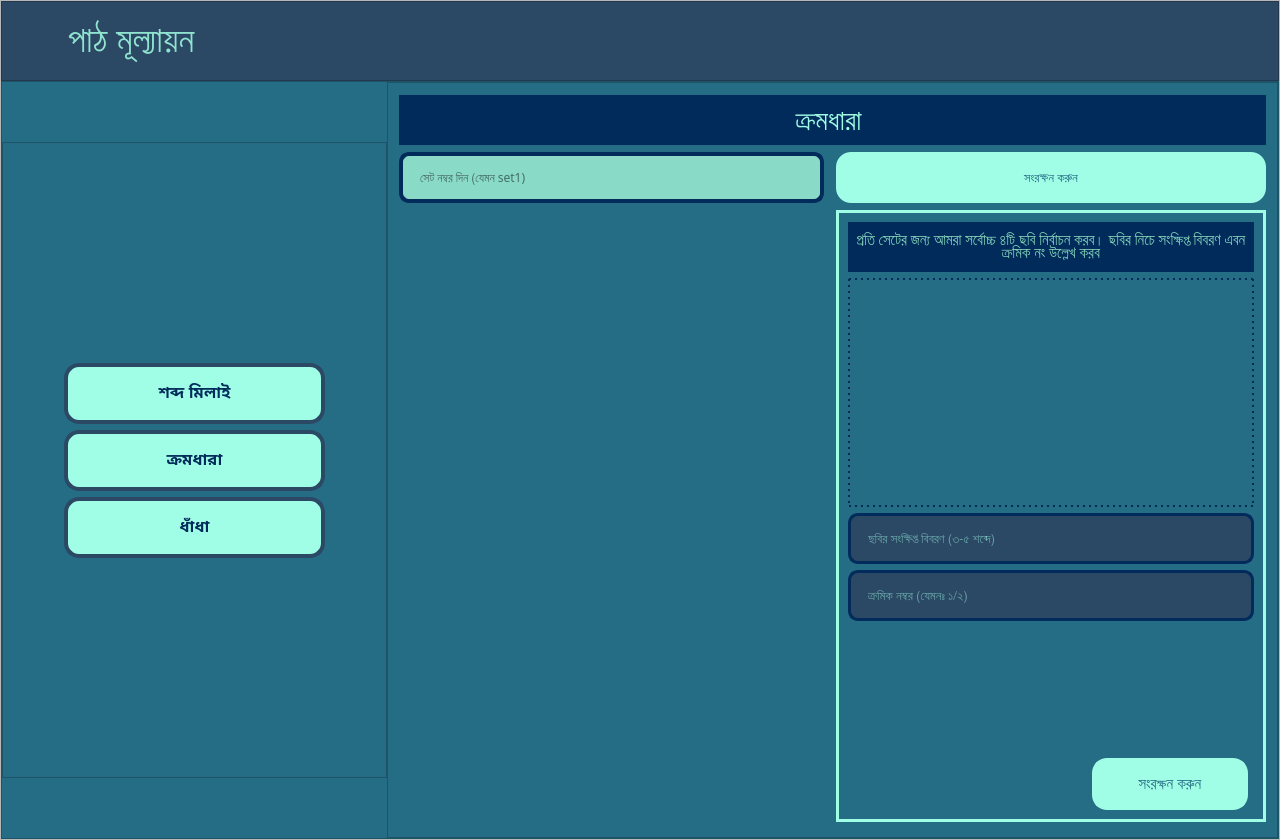
ahmedfahad04/SPL-2, file EmPower/Teacher/Frontend/PyQt_UI/HomePage.ui: the form before one commit.
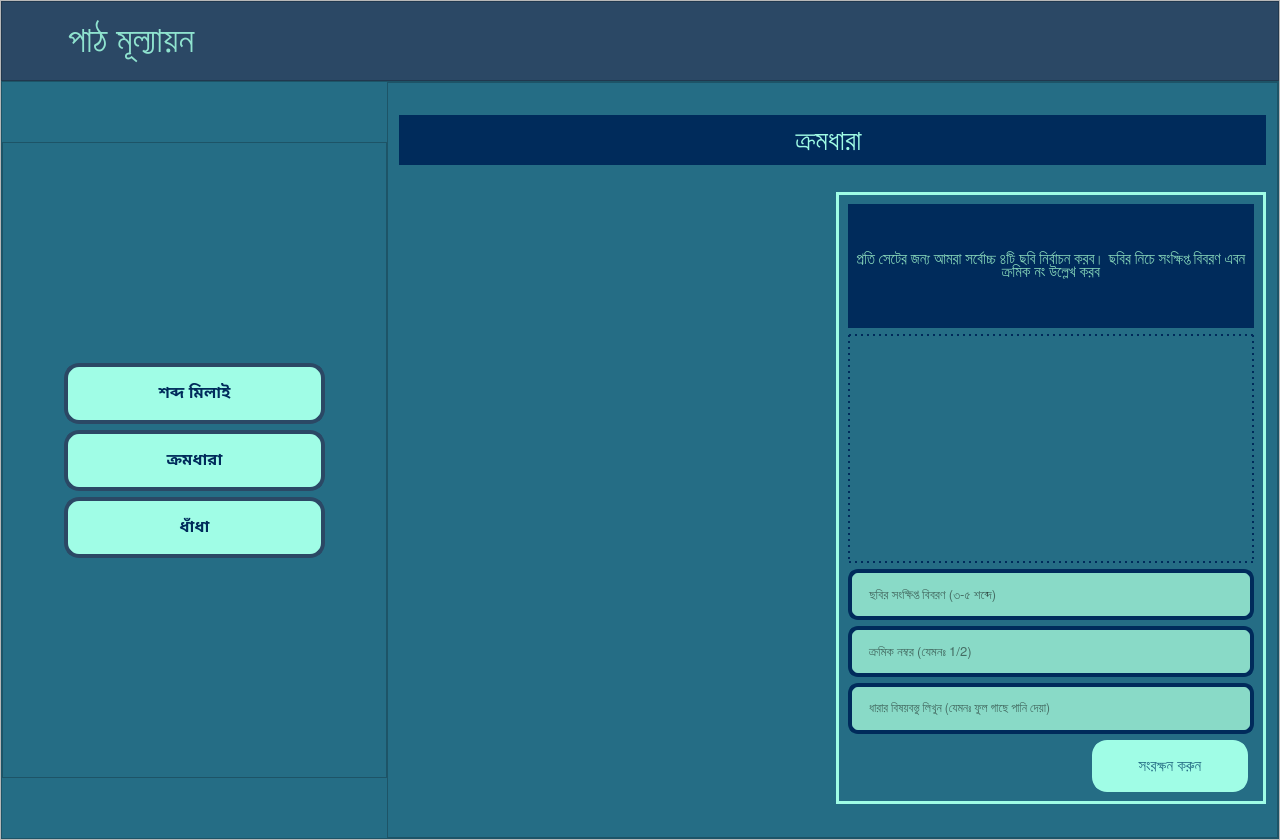
The form after the commit. Icons and pictures are not drawn.

Patch:
```diff
--- a/EmPower/Teacher/Frontend/PyQt_UI/HomePage.ui
+++ b/EmPower/Teacher/Frontend/PyQt_UI/HomePage.ui
@@ -2565,10 +2565,10 @@
                      <property name="bottomMargin">
                       <number>11</number>
                      </property>
-                     <item row="2" column="0">
+                     <item row="1" column="0">
                       <layout class="QHBoxLayout" name="task_seq_video_frame_widget"/>
                      </item>
-                     <item row="2" column="2">
+                     <item row="1" column="2">
                       <widget class="QFrame" name="frame_4">
                        <property name="minimumSize">
                         <size>
@@ -2592,6 +2592,35 @@
                         <enum>QFrame::Raised</enum>
                        </property>
                        <layout class="QGridLayout" name="gridLayout_17">
+                        <item row="3" column="0" colspan="3">
+                         <widget class="QLineEdit" name="task_seq_img_seq_edit">
+                          <property name="minimumSize">
+                           <size>
+                            <width>381</width>
+                            <height>51</height>
+                           </size>
+                          </property>
+                          <property name="font">
+                           <font>
+                            <family>Segoe UI Semibold</family>
+                            <pointsize>10</pointsize>
+                           </font>
+                          </property>
+                          <property name="styleSheet">
+                           <string notr="true">background-color: rgb(137, 218, 199);
+border: 4px solid rgb(0, 43, 91);
+padding-left: 15px;
+border-radius: 10px;
+color: black;</string>
+                          </property>
+                          <property name="text">
+                           <string/>
+                          </property>
+                          <property name="placeholderText">
+                           <string>ক্রমিক নম্বর (যেমনঃ 1/2)</string>
+                          </property>
+                         </widget>
+                        </item>
                         <item row="2" column="0" colspan="3">
                          <widget class="QLineEdit" name="task_seq_img_desc_edit">
                           <property name="minimumSize">
@@ -2607,11 +2636,11 @@
                            </font>
                           </property>
                           <property name="styleSheet">
-                           <string notr="true">background-color:  rgb(43, 72, 101);
-border: 3px solid rgb(0, 43, 91);
+                           <string notr="true">background-color: rgb(137, 218, 199);
+border: 4px solid rgb(0, 43, 91);
 padding-left: 15px;
 border-radius: 10px;
-color: rgb(160, 253, 230);</string>
+color: black;</string>
                           </property>
                           <property name="placeholderText">
                            <string>ছবির সংক্ষিপ্ত বিবরণ (৩-৫ শব্দে)</string>
@@ -2645,32 +2674,40 @@
                           </property>
                          </widget>
                         </item>
-                        <item row="3" column="0" colspan="3">
-                         <widget class="QLineEdit" name="task_seq_img_seq_edit">
+                        <item row="5" column="1">
+                         <widget class="QPushButton" name="task_seq_img_save_btn">
                           <property name="minimumSize">
                            <size>
-                            <width>381</width>
-                            <height>51</height>
+                            <width>156</width>
+                            <height>52</height>
                            </size>
                           </property>
                           <property name="font">
                            <font>
-                            <family>Segoe UI Semibold</family>
-                            <pointsize>10</pointsize>
+                            <pointsize>11</pointsize>
+                            <weight>50</weight>
+                            <bold>false</bold>
                            </font>
                           </property>
                           <property name="styleSheet">
-                           <string notr="true">background-color:  rgb(43, 72, 101);
-border: 3px solid rgb(0, 43, 91);
-padding-left: 15px;
-border-radius: 10px;
-color: rgb(160, 253, 230);</string>
+                           <string notr="true">QPushButton {
+background-color: rgb(160, 253, 230);
+color:  #256D85 ;
+border-radius: 15px;
+}
+
+QPushButton::hover:!pressed {
+	
+	background-color: rgb(143, 227, 207);
+	color: #2B4865;
+
+}</string>
                           </property>
                           <property name="text">
-                           <string/>
+                           <string>সংরক্ষন করুন</string>
                           </property>
-                          <property name="placeholderText">
-                           <string>ক্রমিক নম্বর (যেমনঃ ১/২)</string>
+                          <property name="shortcut">
+                           <string>Return</string>
                           </property>
                          </widget>
                         </item>
@@ -2723,40 +2760,6 @@
                           </property>
                          </spacer>
                         </item>
-                        <item row="5" column="1">
-                         <widget class="QPushButton" name="task_seq_img_save_btn">
-                          <property name="minimumSize">
-                           <size>
-                            <width>156</width>
-                            <height>52</height>
-                           </size>
-                          </property>
-                          <property name="font">
-                           <font>
-                            <pointsize>11</pointsize>
-                            <weight>50</weight>
-                            <bold>false</bold>
-                           </font>
-                          </property>
-                          <property name="styleSheet">
-                           <string notr="true">QPushButton {
-background-color: rgb(160, 253, 230);
-color:  #256D85 ;
-border-radius: 15px;
-}
-
-QPushButton::hover:!pressed {
-	
-	background-color: rgb(143, 227, 207);
-	color: #2B4865;
-
-}</string>
-                          </property>
-                          <property name="text">
-                           <string>সংরক্ষন করুন</string>
-                          </property>
-                         </widget>
-                        </item>
                         <item row="5" column="2">
                          <spacer name="horizontalSpacer_23">
                           <property name="orientation">
@@ -2773,88 +2776,37 @@
                           </property>
                          </spacer>
                         </item>
-                        <item row="4" column="1">
-                         <spacer name="verticalSpacer_7">
-                          <property name="orientation">
-                           <enum>Qt::Vertical</enum>
-                          </property>
-                          <property name="sizeHint" stdset="0">
+                        <item row="4" column="0" colspan="3">
+                         <widget class="QLineEdit" name="task_seq_set_lbl">
+                          <property name="minimumSize">
                            <size>
-                            <width>20</width>
-                            <height>33</height>
+                            <width>326</width>
+                            <height>51</height>
                            </size>
                           </property>
-                         </spacer>
+                          <property name="font">
+                           <font>
+                            <family>Hind Siliguri</family>
+                            <pointsize>9</pointsize>
+                            <weight>50</weight>
+                            <bold>false</bold>
+                           </font>
+                          </property>
+                          <property name="styleSheet">
+                           <string notr="true">background-color: rgb(137, 218, 199);
+border: 4px solid rgb(0, 43, 91);
+padding-left: 15px;
+border-radius: 10px;
+color: black;</string>
+                          </property>
+                          <property name="placeholderText">
+                           <string>ধারার বিষয়বস্তু লিখুন (যেমনঃ ফুল গাছে পানি দেয়া)</string>
+                          </property>
+                         </widget>
                         </item>
                        </layout>
                       </widget>
                      </item>
-                     <item row="1" column="2">
-                      <widget class="QPushButton" name="task_seq_save_set_btn">
-                       <property name="minimumSize">
-                        <size>
-                         <width>100</width>
-                         <height>51</height>
-                        </size>
-                       </property>
-                       <property name="font">
-                        <font>
-                         <family>Hind Siliguri Medium</family>
-                         <pointsize>10</pointsize>
-                         <weight>50</weight>
-                         <bold>false</bold>
-                        </font>
-                       </property>
-                       <property name="cursor">
-                        <cursorShape>PointingHandCursor</cursorShape>
-                       </property>
-                       <property name="styleSheet">
-                        <string notr="true">QPushButton {
-background-color: rgb(160, 253, 230);
-color:  #256D85 ;
-border-radius: 15px;
-}
-
-QPushButton::hover:!pressed {
-	
-	background-color: rgb(143, 227, 207);
-	color: #2B4865;
-
-}</string>
-                       </property>
-                       <property name="text">
-                        <string>সংরক্ষন করুন</string>
-                       </property>
-                      </widget>
-                     </item>
-                     <item row="1" column="0">
-                      <widget class="QLineEdit" name="task_seq_set_lbl">
-                       <property name="minimumSize">
-                        <size>
-                         <width>326</width>
-                         <height>51</height>
-                        </size>
-                       </property>
-                       <property name="font">
-                        <font>
-                         <family>Hind Siliguri</family>
-                         <pointsize>9</pointsize>
-                         <weight>50</weight>
-                         <bold>false</bold>
-                        </font>
-                       </property>
-                       <property name="styleSheet">
-                        <string notr="true">background-color: rgb(137, 218, 199);
-border: 4px solid rgb(0, 43, 91);
-padding-left: 15px;
-border-radius: 10px;
-color: black;</string>
-                       </property>
-                       <property name="placeholderText">
-                        <string>সেট নম্বর দিন (যেমন set1)</string>
-                       </property>
-                      </widget>
-                     </item>
                      <item row="0" column="0" colspan="3">
                       <widget class="QLabel" name="label_8">
                        <property name="minimumSize">
```
